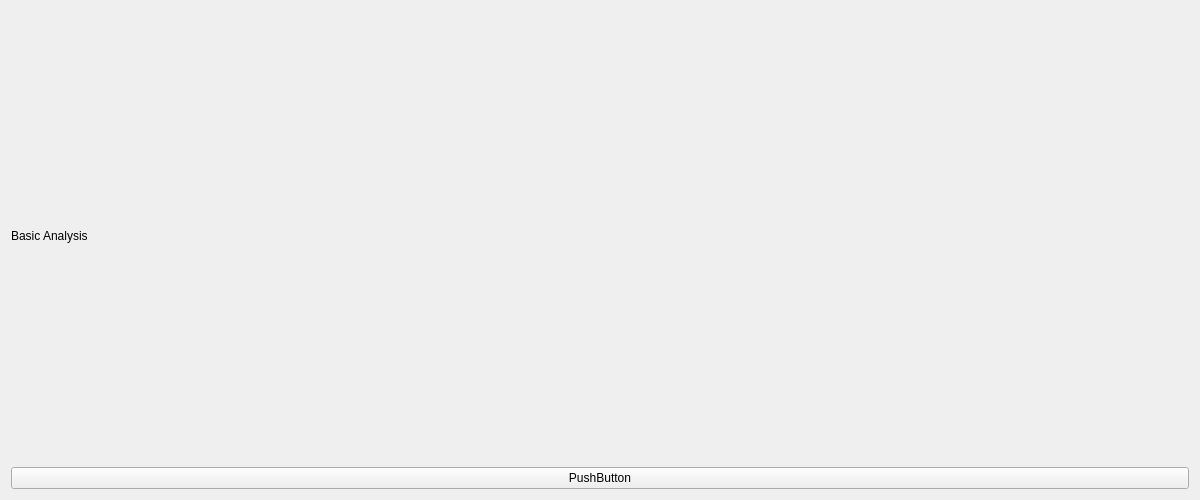
Above: ui/basicAnalysis.ui from ofey404/MPSOscilloscope before the change. Below: the same form after it.
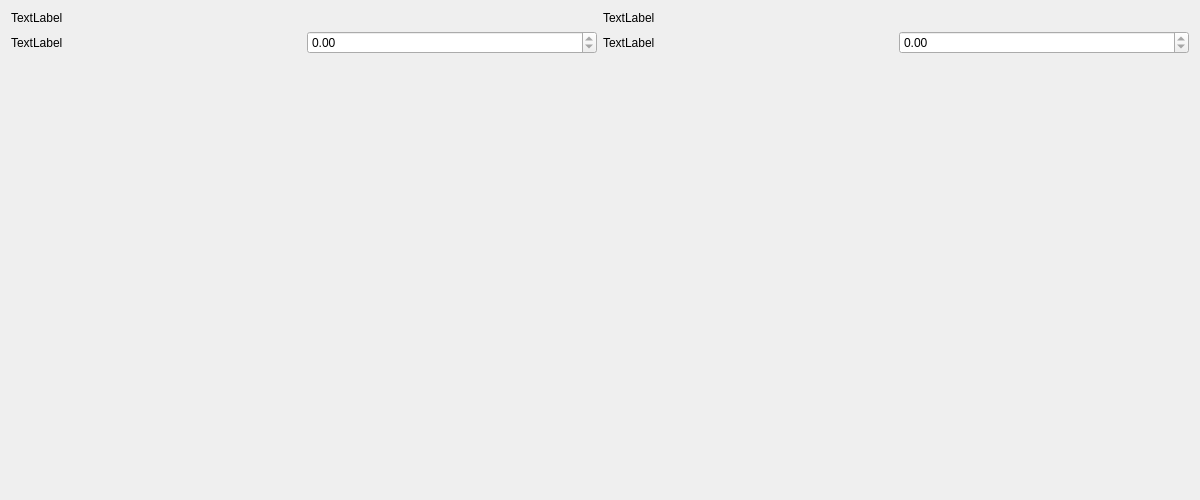
That is the form after the change.

Commit message: Basic form of analysis.

```diff
--- a/ui/basicAnalysis.ui
+++ b/ui/basicAnalysis.ui
@@ -13,20 +13,90 @@
   <property name="windowTitle">
    <string>Form</string>
   </property>
-  <layout class="QVBoxLayout" name="verticalLayout">
+  <layout class="QHBoxLayout" name="horizontalLayout_2">
    <item>
-    <widget class="QLabel" name="label">
-     <property name="text">
-      <string>Basic Analysis</string>
-     </property>
-    </widget>
+    <layout class="QVBoxLayout" name="verticalLayout_2">
+     <item>
+      <widget class="QLabel" name="label_3">
+       <property name="text">
+        <string>TextLabel</string>
+       </property>
+      </widget>
+     </item>
+     <item>
+      <layout class="QHBoxLayout" name="horizontalLayout_3">
+       <item>
+        <widget class="QLabel" name="label_4">
+         <property name="text">
+          <string>TextLabel</string>
+         </property>
+        </widget>
+       </item>
+       <item>
+        <widget class="QDoubleSpinBox" name="doubleSpinBox_2">
+         <property name="readOnly">
+          <bool>true</bool>
+         </property>
+        </widget>
+       </item>
+      </layout>
+     </item>
+     <item>
+      <spacer name="verticalSpacer_2">
+       <property name="orientation">
+        <enum>Qt::Vertical</enum>
+       </property>
+       <property name="sizeHint" stdset="0">
+        <size>
+         <width>20</width>
+         <height>40</height>
+        </size>
+       </property>
+      </spacer>
+     </item>
+    </layout>
    </item>
    <item>
-    <widget class="QPushButton" name="pushButton">
-     <property name="text">
-      <string>PushButton</string>
-     </property>
-    </widget>
+    <layout class="QVBoxLayout" name="verticalLayout">
+     <item>
+      <widget class="QLabel" name="label">
+       <property name="text">
+        <string>TextLabel</string>
+       </property>
+      </widget>
+     </item>
+     <item>
+      <layout class="QHBoxLayout" name="horizontalLayout">
+       <item>
+        <widget class="QLabel" name="label_2">
+         <property name="text">
+          <string>TextLabel</string>
+         </property>
+        </widget>
+       </item>
+       <item>
+        <widget class="QDoubleSpinBox" name="doubleSpinBox">
+         <property name="readOnly">
+          <bool>true</bool>
+         </property>
+        </widget>
+       </item>
+      </layout>
+     </item>
+     <item>
+      <spacer name="verticalSpacer">
+       <property name="orientation">
+        <enum>Qt::Vertical</enum>
+       </property>
+       <property name="sizeHint" stdset="0">
+        <size>
+         <width>20</width>
+         <height>40</height>
+        </size>
+       </property>
+      </spacer>
+     </item>
+    </layout>
    </item>
   </layout>
  </widget>
```
The commit also changes 2 other files.
